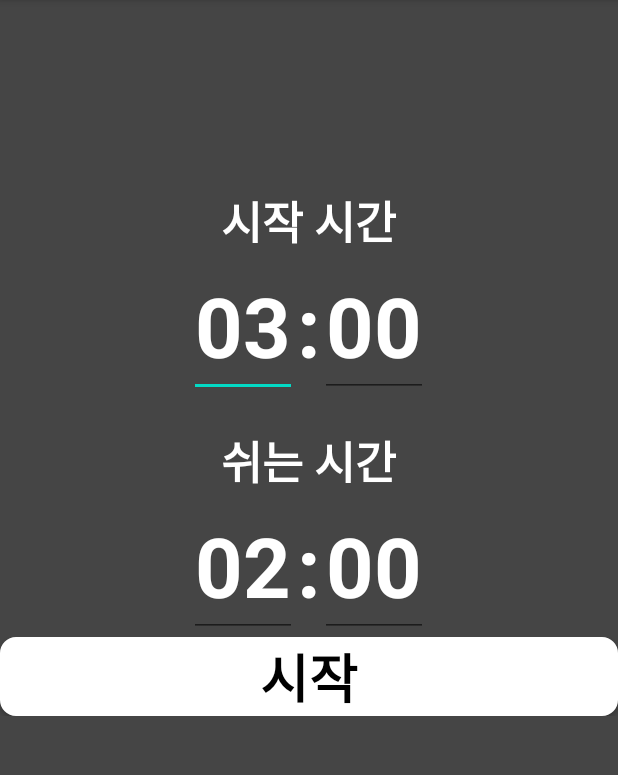
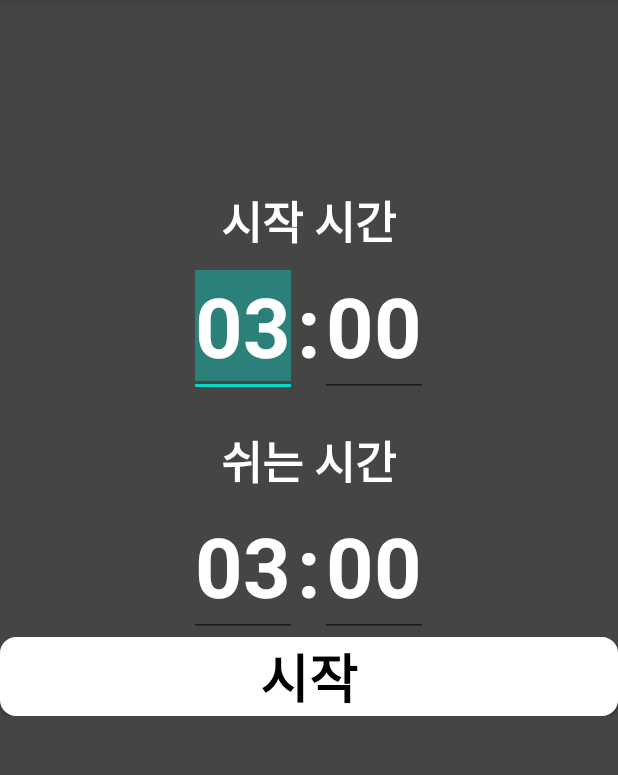
Before and after one commit to ycs-201607083/IntervalProject, an Android app: the screen it shows after launch (MainActivity), on a phone screen of 412 x 824 dp, the part 84-859 px from its top. Run offline under Robolectric (Android 15) with nearby library versions, the phone set to English and light mode, and no system bars.

```diff
--- a/app/src/main/java/com/example/intervalproject/Interface/Interface.kt
+++ b/app/src/main/java/com/example/intervalproject/Interface/Interface.kt
@@ -1,5 +1,8 @@
 package com.example.intervalproject.Interface
 
+import android.view.View
+import android.view.View.OnClickListener
+
 interface Interface {
-
+ fun OnClickListener(v: View)
 }
--- a/app/src/main/res/layout/activity_main.xml
+++ b/app/src/main/res/layout/activity_main.xml
@@ -41,6 +41,8 @@
                     android:inputType="number"
                     android:nextFocusDown="@id/workingSec"
                     android:text="03"
+                    android:selectAllOnFocus="true"
+                    android:maxLength="2"
                     android:textColor="@color/white"
                     android:textStyle="bold"
                     android:textSize="55dp"/>
@@ -59,9 +61,11 @@
                     android:layout_height="wrap_content"
                     android:inputType="number"
                     android:text="00"
+                    android:selectAllOnFocus="true"
+                    android:maxLength="2"
                     android:textColor="@color/white"
                     android:textStyle="bold"
-                    android:nextFocusDown="@id/stopMin"
+                    android:nextFocusDown="@id/restMin"
                     android:textSize="55dp"/>
 
         </LinearLayout>
@@ -82,12 +86,14 @@
                 android:orientation="horizontal">
 
             <EditText
-                    android:id="@+id/stopMin"
+                    android:id="@+id/restMin"
                     android:layout_width="wrap_content"
                     android:layout_height="wrap_content"
                     android:inputType="number"
-                    android:nextFocusDown="@id/stopSec"
-                    android:text="02"
+                    android:nextFocusDown="@id/restSec"
+                    android:text="03"
+                    android:selectAllOnFocus="true"
+                    android:maxLength="2"
                     android:textColor="@color/white"
                     android:textStyle="bold"
                     android:textSize="55dp"/>
@@ -101,11 +107,13 @@
                     android:textColor="@color/white"/>
 
             <EditText
-                    android:id="@+id/stopSec"
+                    android:id="@+id/restSec"
                     android:layout_width="wrap_content"
                     android:layout_height="wrap_content"
                     android:inputType="number"
                     android:text="00"
+                    android:selectAllOnFocus="true"
+                    android:maxLength="2"
                     android:textColor="@color/white"
                     android:textStyle="bold"
                     android:textSize="55dp"/>
@@ -175,6 +183,7 @@
                 android:layout_gravity="center"/>
 
         <TextView
+                android:id="@+id/restTimer"
                 android:layout_width="match_parent"
                 android:layout_height="match_parent"
                 android:layout_marginTop="5dp"
```
Also changed, not shown: app/src/main/java/com/example/intervalproject/MainActivity.kt (+90 -25 lines).
